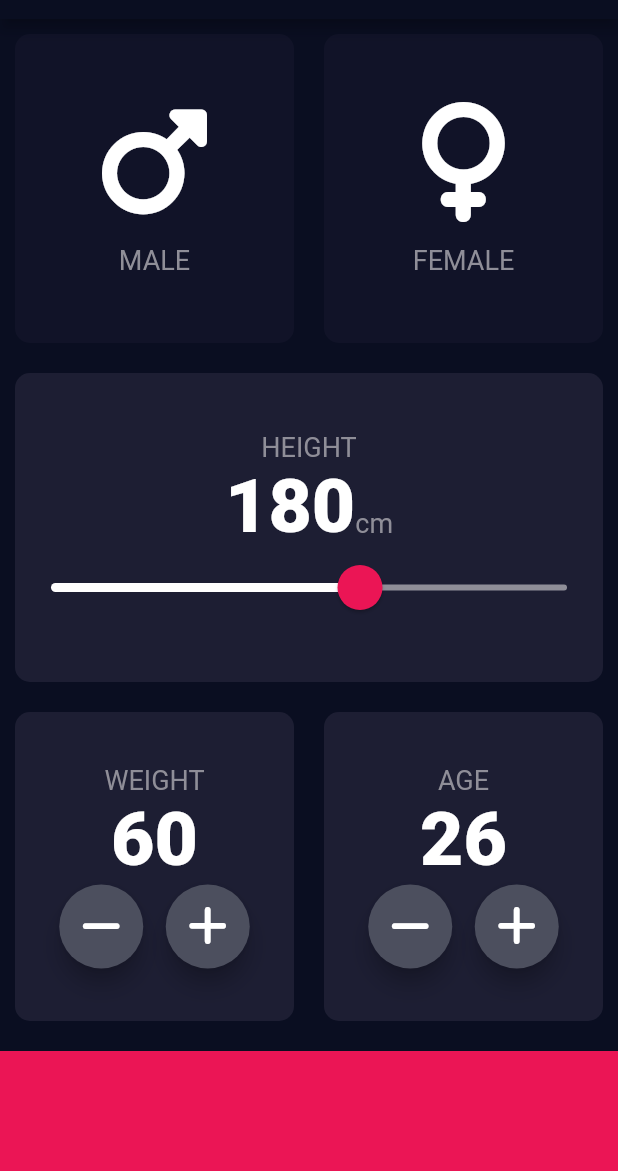
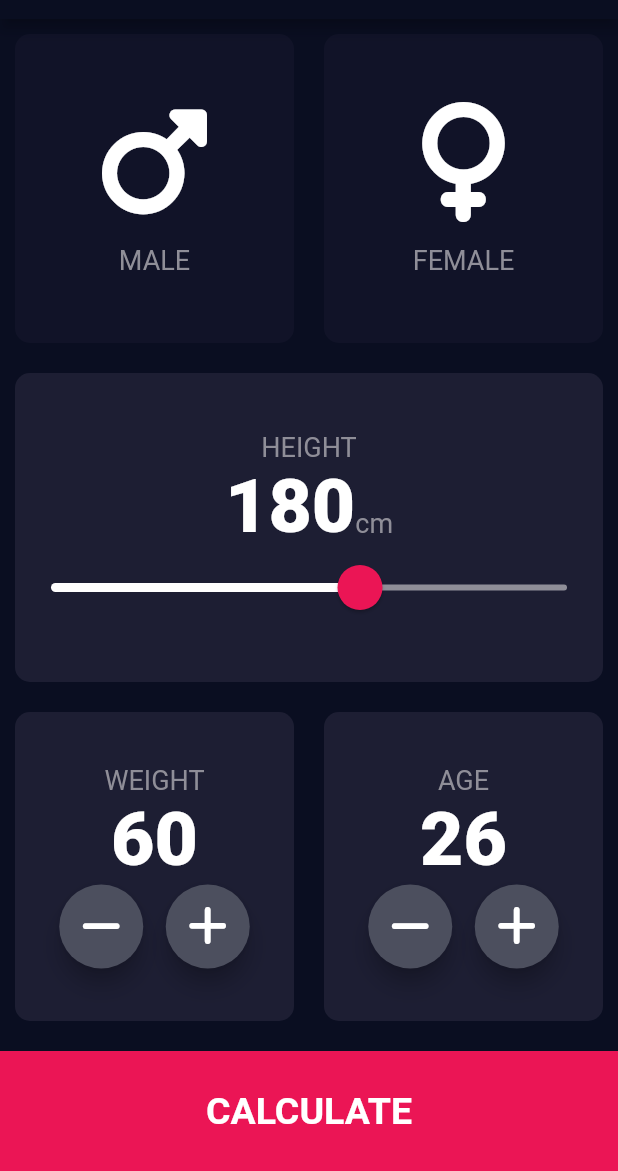
Before and after one commit to lukiszp/bmi_calc, a Flutter app: the screen it shows after launch, on a phone screen of 412 x 824 dp, the part 65-1236 px from its top. Run offline on Flutter 3.47's test engine with Material 2 defaults, Android fonts, the phone set to English and light mode, and no system bars; our stand-ins replace font_awesome_flutter.

```diff
--- /dev/null
+++ b/lib/components/bottom_button.dart
@@ -0,0 +1,23 @@
+import 'package:flutter/material.dart';
+import '../constants.dart';
+
+class BottomButton extends StatelessWidget {
+  const BottomButton({super.key, this.text = 'button'});
+
+  final String text;
+
+  @override
+  Widget build(BuildContext context) {
+    return Container(
+      color: kAccentColor2,
+      margin: const EdgeInsets.only(top: 10),
+      width: double.infinity,
+      height: kBottomContainerHeight,
+      child: Center(
+          child: Text(
+        text,
+        style: kBottomButtonTextStyle,
+      )),
+    );
+  }
+}
--- a/lib/gender_widget.dart
+++ b/lib/components/gender_widget.dart
@@ -1,6 +1,6 @@
 import 'package:flutter/material.dart';
 import 'package:font_awesome_flutter/font_awesome_flutter.dart';
-import 'constants.dart';
+import '../constants.dart';
 
 class GenderWidget extends StatelessWidget {
   const GenderWidget({
--- /dev/null
+++ b/lib/components/round_icon_button.dart
@@ -0,0 +1,29 @@
+import 'package:flutter/material.dart';
+// import 'package:font_awesome_flutter/font_awesome_flutter.dart';
+import '../constants.dart';
+
+class RoundIconButton extends StatelessWidget {
+  const RoundIconButton({super.key, required this.onPressed, this.icon});
+
+  final IconData? icon;
+  final VoidCallback onPressed;
+
+  @override
+  Widget build(BuildContext context) {
+    return RawMaterialButton(
+      constraints: const BoxConstraints.tightFor(
+        width: 56,
+        height: 56,
+      ),
+      elevation: 6,
+      shape: const CircleBorder(),
+      fillColor: const Color(0xFF4C4F5E),
+      onPressed: onPressed,
+      child: Icon(
+        icon,
+        color: kMainColor,
+        size: 30,
+      ),
+    );
+  }
+}
--- a/lib/input_page.dart
+++ /dev/null
@@ -1,155 +0,0 @@
-import 'package:flutter/material.dart';
-import 'reusable_card.dart';
-import 'gender_widget.dart';
-import 'constants.dart';
-import 'parameters_card.dart';
-
-enum Gender {
-  male,
-  female,
-}
-
-class InputPage extends StatefulWidget {
-  const InputPage({super.key});
-  @override
-  _InputPageState createState() => _InputPageState();
-}
-
-class _InputPageState extends State<InputPage> {
-  Gender? selectedGender;
-
-  double height = 180;
-
-  @override
-  Widget build(BuildContext context) {
-    return Scaffold(
-      appBar: AppBar(
-        // backgroundColor: const Color(0xFF0A0E21),
-        title: const Text('BMI Calculator'),
-      ),
-      body: Column(
-        crossAxisAlignment: CrossAxisAlignment.stretch,
-        children: [
-          Expanded(
-            child: Row(
-              children: [
-                Expanded(
-                    child: GestureDetector(
-                  onTap: () {
-                    setState(() {
-                      selectedGender == Gender.male
-                          ? selectedGender = null
-                          : selectedGender = Gender.male;
-                    });
-                  },
-                  child: ReusableCard(
-                    color: selectedGender == Gender.male
-                        ? kActiveCardColor
-                        : kInActiveCardColor,
-                    cardChild: const GenderWidget(),
-                  ),
-                )),
-                Expanded(
-                    child: GestureDetector(
-                  onTap: () {
-                    setState(() {
-                      selectedGender == Gender.female
-                          ? selectedGender = null
-                          : selectedGender = Gender.female;
-                    });
-                  },
-                  child: ReusableCard(
-                    color: selectedGender == Gender.female
-                        ? kActiveCardColor
-                        : kInActiveCardColor,
-                    cardChild: const GenderWidget(
-                      isMale: false,
-                    ),
-                  ),
-                )),
-              ],
-            ),
-          ),
-          Expanded(
-              child: ReusableCard(
-            color: kActiveCardColor,
-            cardChild: Column(
-              mainAxisAlignment: MainAxisAlignment.center,
-              children: [
-                const Text(
-                  "HEIGHT",
-                  style: kLabelTextStyle,
-                ),
-                Row(
-                  crossAxisAlignment: CrossAxisAlignment.baseline,
-                  mainAxisAlignment: MainAxisAlignment.center,
-                  textBaseline: TextBaseline.alphabetic,
-                  children: [
-                    Text(
-                      '${height.toInt()}',
-                      style: kBoldTextStyle,
-                    ),
-                    const Text(
-                      'cm',
-                      style: kLabelTextStyle,
-                    ),
-                  ],
-                ),
-                SliderTheme(
-                  data: SliderTheme.of(context).copyWith(
-                      activeTrackColor: kMainColor,
-                      inactiveTrackColor: kAccentColor,
-                      overlayColor: kAccentColor2.withOpacity(0.2),
-                      thumbColor: kAccentColor2,
-                      thumbShape:
-                          const RoundSliderThumbShape(enabledThumbRadius: 15)),
-                  child: Slider(
-                    value: height,
-                    max: 220,
-                    min: 120,
-                    divisions: 100,
-                    onChanged: (value) {
-                      setState(() {
-                        height = value;
-                      });
-                    },
-                  ),
-                ),
-              ],
-            ),
-          )),
-          Expanded(
-            child: Row(
-              children: const [
-                Expanded(
-                  child: ReusableCard(
-                    color: kActiveCardColor,
-                    cardChild: ParametersCard(
-                      tittleText: "WEIGHT",
-                      value: 60,
-                    ),
-                  ),
-                ),
-                Expanded(
-                  child: ReusableCard(
-                    color: kActiveCardColor,
-                    cardChild: ParametersCard(
-                      tittleText: "AGE",
-                      value: 26,
-                    ),
-                  ),
-                ),
-              ],
-            ),
-          ),
-          Container(
-            color: kAccentColor2,
-            margin: const EdgeInsets.only(top: 10),
-            width: double.infinity,
-            height: kBottomContainerHeight,
-          )
-        ],
-      ),
-    );
-  }
-}
--- a/lib/parameters_card.dart
+++ /dev/null
@@ -1,66 +0,0 @@
-import 'package:flutter/material.dart';
-import 'package:font_awesome_flutter/font_awesome_flutter.dart';
-import 'constants.dart';
-
-class ParametersCard extends StatelessWidget {
-  const ParametersCard({super.key, required this.tittleText, this.value = 60});
-  final String tittleText;
-  final int value;
-
-  @override
-  Widget build(BuildContext context) {
-    return Column(
-      mainAxisAlignment: MainAxisAlignment.center,
-      children: [
-        Text(
-          tittleText,
-          style: kLabelTextStyle,
-        ),
-        Text(
-          value.toString(),
-          style: kBoldTextStyle,
-        ),
-        Row(
-          mainAxisAlignment: MainAxisAlignment.center,
-          children: const [
-            RoundIconButton(
-              icon: FontAwesomeIcons.minus,
-            ),
-            SizedBox(
-              width: 15,
-            ),
-            RoundIconButton(
-              icon: FontAwesomeIcons.plus,
-            ),
-          ],
-        )
-      ],
-    );
-  }
-}
-
-class RoundIconButton extends StatelessWidget {
-  const RoundIconButton({super.key, this.onPressed, this.icon});
-
-  final IconData? icon;
-  final Function? onPressed;
-
-  @override
-  Widget build(BuildContext context) {
-    return RawMaterialButton(
-      constraints: const BoxConstraints.tightFor(
-        width: 56,
-        height: 56,
-      ),
-      elevation: 6,
-      shape: const CircleBorder(),
-      fillColor: const Color(0xFF4C4F5E),
-      onPressed: () {},
-      child: Icon(
-        icon,
-        color: kMainColor,
-        size: 30,
-      ),
-    );
-  }
-}
--- /dev/null
+++ b/lib/screens/input_page.dart
@@ -0,0 +1,240 @@
+import 'package:bmi_calc/screens/result_page.dart';
+import 'package:flutter/material.dart';
+import '../components/bottom_button.dart';
+import '../components/reusable_card.dart';
+import '../components/gender_widget.dart';
+import '../constants.dart';
+import 'package:font_awesome_flutter/font_awesome_flutter.dart';
+import '../components/round_icon_button.dart';
+import 'package:bmi_calc/calculator_brain.dart';
+// import 'result_page.dart';
+
+enum Gender {
+  male,
+  female,
+}
+
+class InputPage extends StatefulWidget {
+  const InputPage({super.key});
+  @override
+  _InputPageState createState() => _InputPageState();
+}
+
+class _InputPageState extends State<InputPage> {
+  Gender? selectedGender;
+
+  int height = 180;
+  int weight = 60;
+  int age = 26;
+
+  @override
+  Widget build(BuildContext context) {
+    return Scaffold(
+      appBar: AppBar(
+        // backgroundColor: const Color(0xFF0A0E21),
+        title: const Text('BMI Calculator'),
+      ),
+      body: Column(
+        crossAxisAlignment: CrossAxisAlignment.stretch,
+        children: [
+          Expanded(
+            child: Row(
+              children: [
+                Expanded(
+                    child: GestureDetector(
+                  onTap: () {
+                    setState(() {
+                      selectedGender == Gender.male
+                          ? selectedGender = null
+                          : selectedGender = Gender.male;
+                    });
+                  },
+                  child: ReusableCard(
+                    color: selectedGender == Gender.male
+                        ? kActiveCardColor
+                        : kInActiveCardColor,
+                    cardChild: const GenderWidget(),
+                  ),
+                )),
+                Expanded(
+                    child: GestureDetector(
+                  onTap: () {
+                    setState(() {
+                      selectedGender == Gender.female
+                          ? selectedGender = null
+                          : selectedGender = Gender.female;
+                    });
+                  },
+                  child: ReusableCard(
+                    color: selectedGender == Gender.female
+                        ? kActiveCardColor
+                        : kInActiveCardColor,
+                    cardChild: const GenderWidget(
+                      isMale: false,
+                    ),
+                  ),
+                )),
+              ],
+            ),
+          ),
+          Expanded(
+              child: ReusableCard(
+            color: kActiveCardColor,
+            cardChild: Column(
+              mainAxisAlignment: MainAxisAlignment.center,
+              children: [
+                const Text(
+                  "HEIGHT",
+                  style: kLabelTextStyle,
+                ),
+                Row(
+                  crossAxisAlignment: CrossAxisAlignment.baseline,
+                  mainAxisAlignment: MainAxisAlignment.center,
+                  textBaseline: TextBaseline.alphabetic,
+                  children: [
+                    Text(
+                      '${height.toInt()}',
+                      style: kBoldTextStyle,
+                    ),
+                    const Text(
+                      'cm',
+                      style: kLabelTextStyle,
+                    ),
+                  ],
+                ),
+                SliderTheme(
+                  data: SliderTheme.of(context).copyWith(
+                      activeTrackColor: kMainColor,
+                      inactiveTrackColor: kAccentColor,
+                      overlayColor: kAccentColor2.withOpacity(0.2),
+                      thumbColor: kAccentColor2,
+                      thumbShape:
+                          const RoundSliderThumbShape(enabledThumbRadius: 15)),
+                  child: Slider(
+                    value: height.toDouble(),
+                    max: 220,
+                    min: 120,
+                    divisions: 100,
+                    onChanged: (value) {
+                      setState(() {
+                        height = value.toInt();
+                      });
+                    },
+                  ),
+                ),
+              ],
+            ),
+          )),
+          Expanded(
+            child: Row(
+              children: [
+                Expanded(
+                  child: ReusableCard(
+                    color: kActiveCardColor,
+                    cardChild: Column(
+                      mainAxisAlignment: MainAxisAlignment.center,
+                      children: [
+                        const Text(
+                          "WEIGHT",
+                          style: kLabelTextStyle,
+                        ),
+                        Text(
+                          weight.toInt().toString(),
+                          style: kBoldTextStyle,
+                        ),
+                        Row(
+                          mainAxisAlignment: MainAxisAlignment.center,
+                          children: [
+                            RoundIconButton(
+                              icon: FontAwesomeIcons.minus,
+                              onPressed: () {
+                                setState(() {
+                                  weight--;
+                                });
+                              },
+                            ),
+                            const SizedBox(
+                              width: 15,
+                            ),
+                            RoundIconButton(
+                              onPressed: () {
+                                setState(() {
+                                  weight++;
+                                });
+                              },
+                              icon: FontAwesomeIcons.plus,
+                            ),
+                          ],
+                        )
+                      ],
+                    ),
+                  ),
+                ),
+                Expanded(
+                  child: ReusableCard(
+                    color: kActiveCardColor,
+                    cardChild: Column(
+                      mainAxisAlignment: MainAxisAlignment.center,
+                      children: [
+                        const Text(
+                          "AGE",
+                          style: kLabelTextStyle,
+                        ),
+                        Text(
+                          age.toInt().toString(),
+                          style: kBoldTextStyle,
+                        ),
+                        Row(
+                          mainAxisAlignment: MainAxisAlignment.center,
+                          children: [
+                            RoundIconButton(
+                              icon: FontAwesomeIcons.minus,
+                              onPressed: () {
+                                setState(() {
+                                  age--;
+                                });
+                              },
+                            ),
+                            const SizedBox(
+                              width: 15,
+                            ),
+                            RoundIconButton(
+                              onPressed: () {
+                                setState(() {
+                                  age++;
+                                });
+                              },
+                              icon: FontAwesomeIcons.plus,
+                            ),
+                          ],
+                        )
+                      ],
+                    ),
+                  ),
+                ),
+              ],
+            ),
+          ),
+          GestureDetector(
+            onTap: () {
+              CalculatorBrain calc =
+                  CalculatorBrain(height: height, weight: weight);
+              // calc.getResult();
+              // Navigator.pushNamed(context, '/result');
+              Navigator.push(
+                  context,
+                  MaterialPageRoute(
+                      builder: (context) => ResultPage(
+                          bmiResult: calc.calculateBMI(),
+                          interpretation: calc.getInterpretation(),
+                          resultText: calc.getResult())));
+            },
+            child: const BottomButton(
+              text: 'CALCULATE',
+            ),
+          ),
+        ],
+      ),
+    );
+  }
+}
```
Also changed, not shown: lib/calculator_brain.dart (added, +47 -0 lines), lib/components/result_card.dart (added, +40 -0 lines), lib/constants.dart (+23 -0 lines), lib/main.dart (+7 -4 lines), lib/screens/result_page.dart (added, +59 -0 lines), lib/components/reusable_card.dart (renamed from lib/reusable_card.dart).
